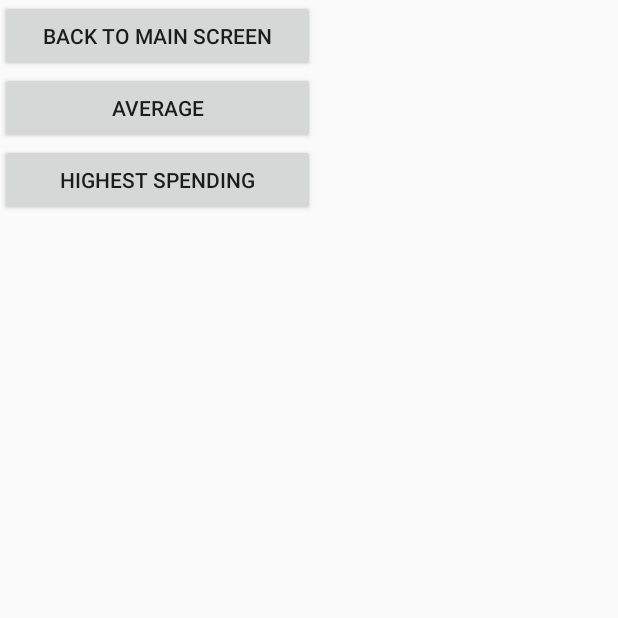
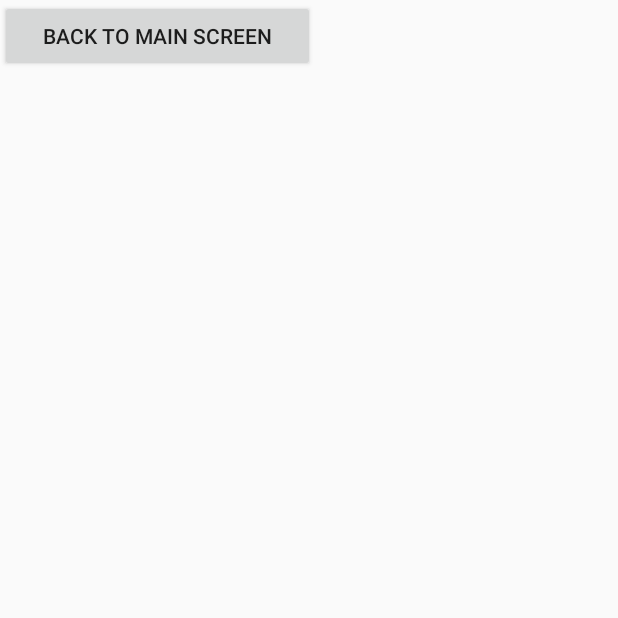
Before and after one commit to NomthieVithie/BudgetApp, an Android app built with Jetpack Compose: the Display screen opened directly, with no data from a screen before it, on a phone screen of 412 x 824 dp, the top half of it. Run offline under Robolectric (Android 15) with nearby library versions, the phone set to English and light mode, and no system bars; Roboto replaces fonts that are not available here.

Commit message:
removed 2 buttons

```diff
--- a/app/src/main/java/com/example/preparationapp/SpendingAdapter.kt
+++ b/app/src/main/java/com/example/preparationapp/ExamAdapter.kt
@@ -5,6 +5,7 @@ import android.view.View
 import android.view.ViewGroup
 import android.widget.TextView
 import androidx.recyclerview.widget.RecyclerView
+import androidx.recyclerview.widget.RecyclerView.ViewHolder
 
 //Nomthandazo Ndlovu st10432979
 
--- a/app/src/main/res/layout/displayrecyclerview.xml
+++ b/app/src/main/res/layout/displayrecyclerview.xml
@@ -16,17 +16,8 @@
         android:layout_height="wrap_content"
         android:text="Back to Main Screen" />
 
-    <Button
-        android:id="@+id/btnAverage"
-        android:layout_width="210dp"
-        android:layout_height="wrap_content"
-        android:text="average" />
 
-    <Button
-        android:id="@+id/btnHighestSpending"
-        android:layout_width="210dp"
-        android:layout_height="wrap_content"
-        android:text="Highest spending"/>
+
 
 
 </LinearLayout>
```
